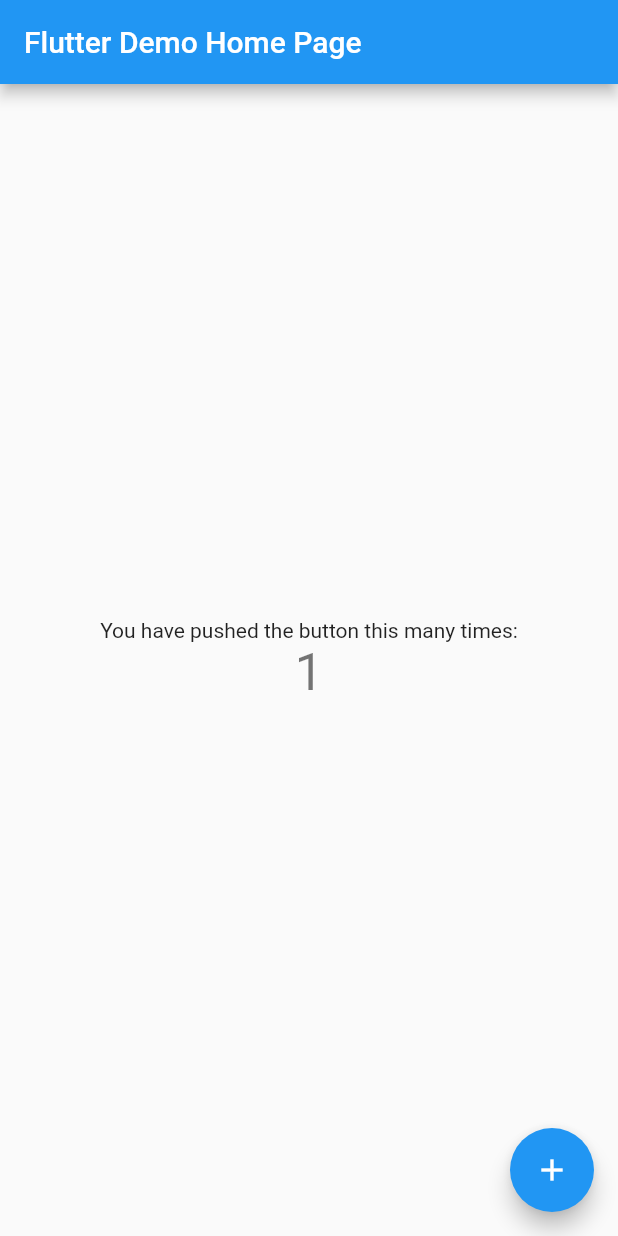
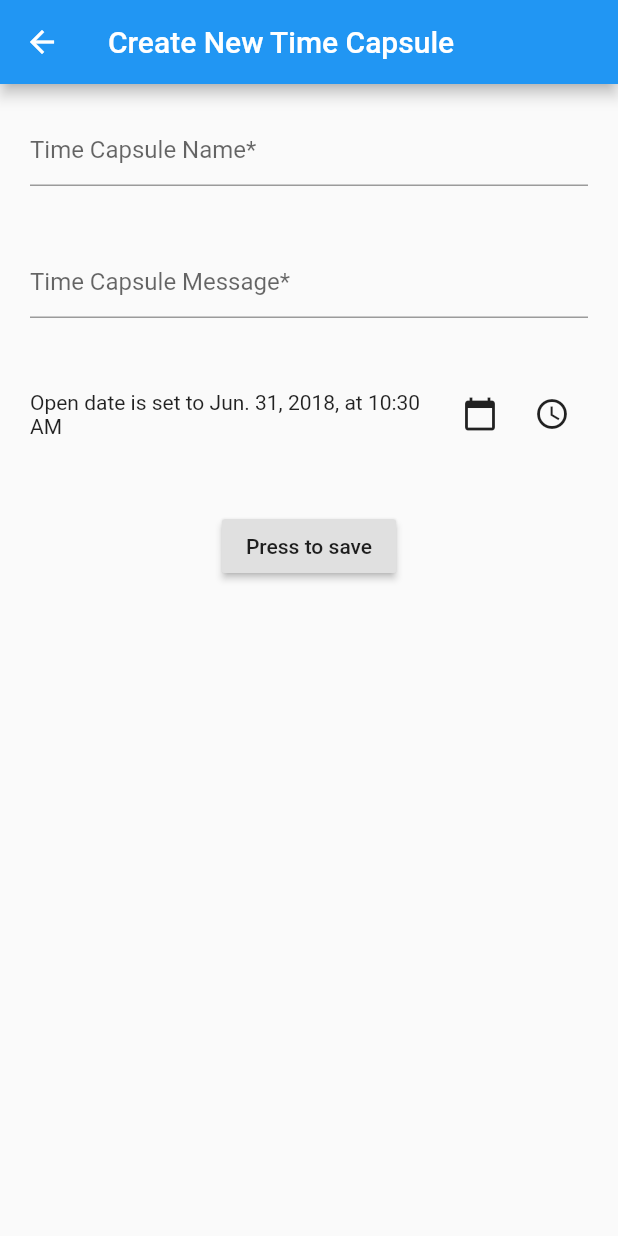
Before and after one commit to datrueonejay/TimeCapsule, a Flutter app: the screen it shows after launch, after a tap on the "add" icon, on a phone screen of 412 x 824 dp. Run offline on Flutter 3.47's test engine with Material 2 defaults, Android fonts, the phone set to English and light mode, and no system bars.

Commit message:
Added new screen to create a time capsule. Does not save yet.

```diff
--- /dev/null
+++ b/lib/Models/TimeCapsule.dart
@@ -0,0 +1,9 @@
+class TimeCapsule
+{
+  DateTime createdDate;
+  DateTime openDate;
+  bool isOpened;
+  bool isDeleted;
+  String message;
+  String title;
+}
--- /dev/null
+++ b/lib/Screens/NewTimeCapsule.dart
@@ -0,0 +1,167 @@
+import 'package:flutter/material.dart';
+import 'dart:async';
+
+import 'package:time_capsule/Models/TimeCapsule.dart';
+
+class NewTimeCapsule extends StatefulWidget {
+  @override
+  _NewTimeCapsuleState createState() => new _NewTimeCapsuleState();
+}
+
+class _NewTimeCapsuleState extends State<NewTimeCapsule> {
+
+  DateTime _date = new DateTime.now();
+  TimeOfDay _time = new TimeOfDay.now();
+  DateTime openDate = new DateTime.now();
+  DateAsString openDateAsString = new DateAsString(new DateTime.now());
+  final titleTextController = new TextEditingController();
+  final messageTextController = new TextEditingController();
+
+  @override
+  void dispose() {
+    // Clean up the controller when the Widget is disposed
+    titleTextController.dispose();
+    messageTextController.dispose();
+    super.dispose();
+  }
+
+  Future<Null> _selectDate(BuildContext context) async {
+    final DateTime picked = await showDatePicker(
+        context: context,
+        initialDate: openDate,
+        firstDate: _date,
+        lastDate: new DateTime.now().add(new Duration(days: 365))
+    );
+
+    if (picked != null)
+      {
+        setState(() {
+          openDate = new DateTime(picked.year, picked.month, picked.day,
+            openDate.hour, openDate.minute);
+          openDateAsString = new DateAsString(openDate);
+        });
+      }
+  }
+
+  Future<Null> _selectTime(BuildContext context) async {
+    final TimeOfDay timePicked = await showTimePicker(context: context,
+        initialTime: _time);
+
+    if (timePicked != null)
+      {
+        setState(() {
+          openDate = new DateTime(openDate.year, openDate.month, openDate.day,
+            timePicked.hour, timePicked.minute);
+          openDateAsString = new DateAsString(openDate);
+        });
+      }
+  }
+
+  @override
+  Widget build(BuildContext context) {
+    return new Scaffold (
+
+      appBar: new AppBar(
+        title: new Text("Create New Time Capsule"),
+      ),
+      body: new ListView.builder(
+        itemCount: 1,
+        itemBuilder: (BuildContext context, int index) {
+          return new Column(
+            children: <Widget>[
+              new Padding(
+                padding: new EdgeInsets.all(20.0),
+                child: new TextField(
+                  controller: titleTextController,
+                  decoration: new InputDecoration(
+                      hintText: "Time Capsule Name*"
+                  ),
+                ),
+              ),
+              new Padding(
+                  padding: new EdgeInsets.all(20.0),
+                  child: new TextField(
+                    controller: messageTextController,
+                    decoration: new InputDecoration(
+                        hintText: "Time Capsule Message*"
+                    ),
+                  )
+              ),
+              new Padding(
+                padding: new EdgeInsets.all(20.0),
+                child: new Row(
+                  mainAxisAlignment: MainAxisAlignment.start,
+                  children: <Widget>[
+                    new Expanded(
+                      child: new Column(
+                        mainAxisAlignment: MainAxisAlignment.start,
+                        children: <Widget>[
+                          new Text(
+                            "Open date is set to ${openDateAsString.month} "
+                                + "${openDateAsString.day}, ${openDateAsString.year}, "
+                                + "at ${openDateAsString.time}",
+                            textAlign: TextAlign.start,
+                          ),
+                        ],
+                      ),
+                    ),
+                    new IconButton(
+                      icon: new Icon(Icons.calendar_today),
+                      onPressed: () {_selectDate(context);},
+                    ),
+                    new IconButton(
+                      icon: new Icon(Icons.access_time),
+                      onPressed: () {_selectTime(context);},
+                    )
+                  ],
+
+                ),
+              ),
+              Padding(
+                padding: EdgeInsets.all(20.0),
+                child: new RaisedButton(
+                    child: new Text("Press to save"),
+                    onPressed: () {_createNewTimeCapsule(context);}),
+              )
+            ],
+          );
+        }
+      )
+    );
+  }
+
+  void _createNewTimeCapsule(BuildContext context){
+    if (messageTextController.text.isEmpty || titleTextController.text.isEmpty) {
+      Scaffold.of(context).showSnackBar(new SnackBar(content: new Text("Ensure all fields are filled in and try again.")));
+    }
+    else {
+      TimeCapsule capsule = new TimeCapsule();
+      capsule.openDate = openDate;
+      capsule.createdDate = new DateTime.now();
+      capsule.isDeleted = false;
+      capsule.isOpened = false;
+      capsule.message = messageTextController.text;
+      capsule.title = titleTextController.text;
+      Scaffold.of(context).showSnackBar(new SnackBar(content: new Text("Time capsule created successfully.")));
+    }
+
+  }
+}
+
+class DateAsString{
+  List<String> _months = const ["Jan.", "Feb.", "Mar.", "Apr.", "May", "Jun.",
+    "Jul.", "Aug.", "Sep.", "Oct.", "Nov.", "Dec."];
+  String year;
+  String month;
+  String day;
+  String time;
+
+  DateAsString(DateTime date) {
+    this.year = date.year.toString();
+    this.month  = _months[date.month];
+    this.day = date.day.toString();
+    time = date.hour > 12 ? (date.hour - 12).toString() : date.hour.toString();
+    time += ":${date.minute} ";
+    time += date.hour > 12 ? "PM" : "AM";
+  }
+}
--- a/lib/main.dart
+++ b/lib/main.dart
@@ -1,4 +1,5 @@
 import 'package:flutter/material.dart';
+import 'package:time_capsule/Screens/NewTimeCapsule.dart';
 
 void main() => runApp(new MyApp());
 
@@ -9,14 +10,6 @@ class MyApp extends StatelessWidget {
     return new MaterialApp(
       title: 'Flutter Demo',
       theme: new ThemeData(
-        // This is the theme of your application.
-        //
-        // Try running your application with "flutter run". You'll see the
-        // application has a blue toolbar. Then, without quitting the app, try
-        // changing the primarySwatch below to Colors.green and then invoke
-        // "hot reload" (press "r" in the console where you ran "flutter run",
-        // or press Run > Flutter Hot Reload in IntelliJ). Notice that the
-        // counter didn't reset back to zero; the application is not restarted.
         primarySwatch: Colors.blue,
       ),
       home: new MyHomePage(title: 'Flutter Demo Home Page'),
@@ -26,16 +19,6 @@ class MyApp extends StatelessWidget {
 
 class MyHomePage extends StatefulWidget {
   MyHomePage({Key key, this.title}) : super(key: key);
-
-  // This widget is the home page of your application. It is stateful, meaning
-  // that it has a State object (defined below) that contains fields that affect
-  // how it looks.
-
-  // This class is the configuration for the state. It holds the values (in this
-  // case the title) provided by the parent (in this case the App widget) and
-  // used by the build method of the State. Fields in a Widget subclass are
-  // always marked "final".
-
   final String title;
 
   @override
@@ -47,63 +30,30 @@ class _MyHomePageState extends State<MyHomePage> {
 
   void _incrementCounter() {
     setState(() {
-      // This call to setState tells the Flutter framework that something has
-      // changed in this State, which causes it to rerun the build method below
-      // so that the display can reflect the updated values. If we changed
-      // _counter without calling setState(), then the build method would not be
-      // called again, and so nothing would appear to happen.
       _counter++;
     });
   }
 
   @override
   Widget build(BuildContext context) {
-    // This method is rerun every time setState is called, for instance as done
-    // by the _incrementCounter method above.
-    //
-    // The Flutter framework has been optimized to make rerunning build methods
-    // fast, so that you can just rebuild anything that needs updating rather
-    // than having to individually change instances of widgets.
     return new Scaffold(
       appBar: new AppBar(
-        // Here we take the value from the MyHomePage object that was created by
-        // the App.build method, and use it to set our appbar title.
         title: new Text(widget.title),
       ),
       body: new Center(
-        // Center is a layout widget. It takes a single child and positions it
-        // in the middle of the parent.
-        child: new Column(
-          // Column is also layout widget. It takes a list of children and
-          // arranges them vertically. By default, it sizes itself to fit its
-          // children horizontally, and tries to be as tall as its parent.
-          //
-          // Invoke "debug paint" (press "p" in the console where you ran
-          // "flutter run", or select "Toggle Debug Paint" from the Flutter tool
-          // window in IntelliJ) to see the wireframe for each widget.
-          //
-          // Column has various properties to control how it sizes itself and
-          // how it positions its children. Here we use mainAxisAlignment to
-          // center the children vertically; the main axis here is the vertical
-          // axis because Columns are vertical (the cross axis would be
-          // horizontal).
-          mainAxisAlignment: MainAxisAlignment.center,
-          children: <Widget>[
-            new Text(
-              'You have pushed the button this many times:',
-            ),
-            new Text(
-              '$_counter',
-              style: Theme.of(context).textTheme.display1,
-            ),
-          ],
+        child: new Text(
+          "Click the button to create a new time capsule."
         ),
       ),
       floatingActionButton: new FloatingActionButton(
-        onPressed: _incrementCounter,
+        onPressed: () {
+          Navigator.push(context, new MaterialPageRoute(builder: (context) =>
+          new NewTimeCapsule()),
+          );
+        },
         tooltip: 'Increment',
         child: new Icon(Icons.add),
-      ), // This trailing comma makes auto-formatting nicer for build methods.
+      ),
     );
   }
 }
--- a/pubspec.yaml
+++ b/pubspec.yaml
@@ -8,6 +8,7 @@ dependencies:
   # The following adds the Cupertino Icons font to your application.
   # Use with the CupertinoIcons class for iOS style icons.
   cupertino_icons: ^0.1.2
+  sqflite: any
 
 dev_dependencies:
   flutter_test:
```
